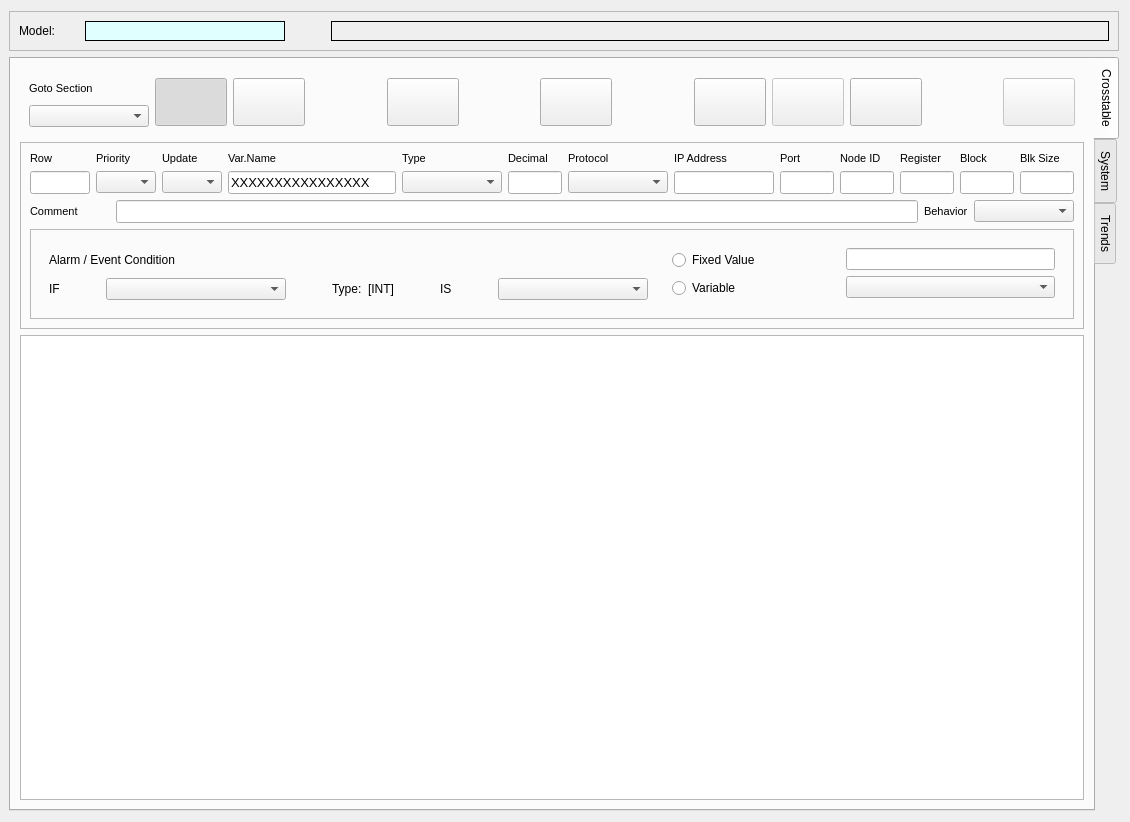
Above: cte/ctedit.ui from MECTsrl/mect_plugins before the change. Below: the same form after it.
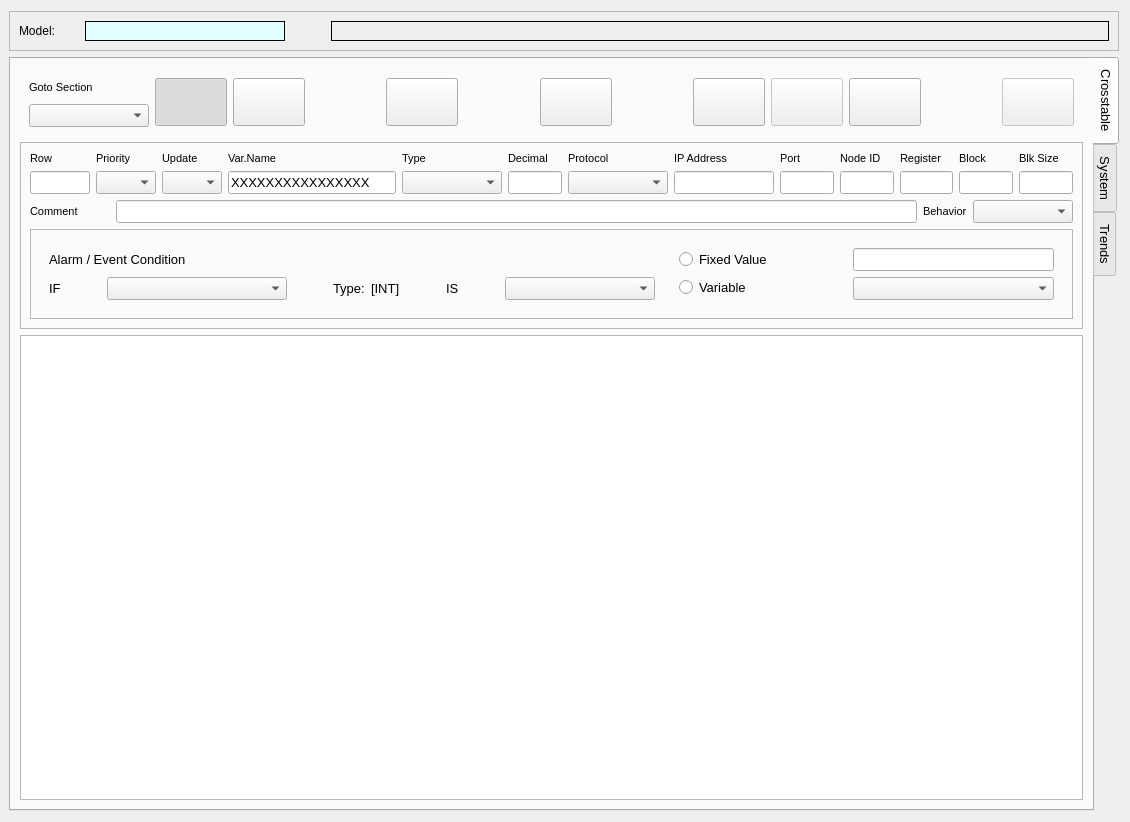
That is the form after the change. Icons and pictures are not drawn.

```diff
--- a/cte/ctedit.ui
+++ b/cte/ctedit.ui
@@ -178,7 +178,10 @@
      </property>
      <property name="font">
       <font>
+       <family>MS Shell Dlg 2</family>
+       <pointsize>10</pointsize>
        <weight>50</weight>
+       <italic>false</italic>
        <bold>false</bold>
       </font>
      </property>
@@ -192,6 +195,13 @@
       <property name="enabled">
        <bool>true</bool>
       </property>
+      <property name="font">
+       <font>
+        <weight>50</weight>
+        <italic>false</italic>
+        <bold>false</bold>
+       </font>
+      </property>
       <attribute name="title">
        <string>Crosstable</string>
       </attribute>
@@ -269,7 +279,7 @@
                 </property>
                 <property name="font">
                  <font>
-                  <pointsize>8</pointsize>
+                  <pointsize>10</pointsize>
                   <weight>50</weight>
                   <bold>false</bold>
                  </font>
@@ -939,7 +949,7 @@
                   </property>
                   <property name="font">
                    <font>
-                    <pointsize>8</pointsize>
+                    <pointsize>10</pointsize>
                     <weight>50</weight>
                     <bold>false</bold>
                    </font>
@@ -979,7 +989,7 @@
                   </property>
                   <property name="font">
                    <font>
-                    <pointsize>8</pointsize>
+                    <pointsize>10</pointsize>
                     <weight>50</weight>
                     <bold>false</bold>
                    </font>
@@ -1151,7 +1161,7 @@
                   </property>
                   <property name="font">
                    <font>
-                    <pointsize>8</pointsize>
+                    <pointsize>10</pointsize>
                     <weight>50</weight>
                     <bold>false</bold>
                    </font>
@@ -1214,7 +1224,7 @@
                   </property>
                   <property name="font">
                    <font>
-                    <pointsize>8</pointsize>
+                    <pointsize>10</pointsize>
                     <weight>50</weight>
                     <bold>false</bold>
                    </font>
@@ -1378,7 +1388,7 @@
                 </property>
                 <property name="font">
                  <font>
-                  <pointsize>8</pointsize>
+                  <pointsize>10</pointsize>
                   <weight>50</weight>
                   <bold>false</bold>
                  </font>
@@ -1509,6 +1519,7 @@
                       </property>
                       <property name="font">
                        <font>
+                        <pointsize>10</pointsize>
                         <weight>50</weight>
                         <bold>false</bold>
                        </font>
@@ -1606,6 +1617,7 @@
                       </property>
                       <property name="font">
                        <font>
+                        <pointsize>10</pointsize>
                         <weight>50</weight>
                         <bold>false</bold>
                        </font>
@@ -1747,6 +1759,7 @@
                     </property>
                     <property name="font">
                      <font>
+                      <pointsize>10</pointsize>
                       <weight>50</weight>
                       <bold>false</bold>
                      </font>
```
